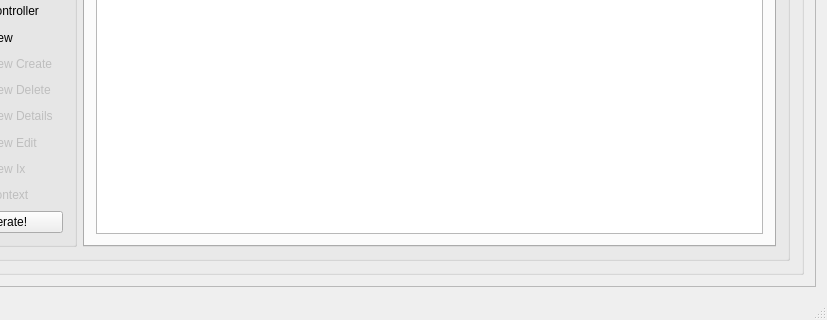
Old version of the form retek2.ui in the repository horvathzoltan/retek2; both pictures show x 533 to 1360 and y 381 to 701 of the 1360 by 701 pixel window.
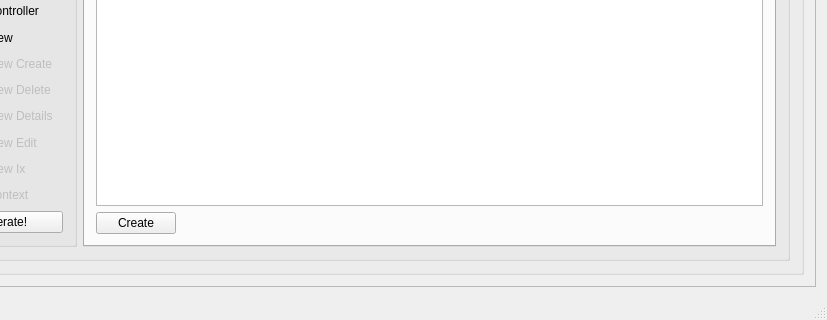
New version of the form.

The edit to the form file:
```diff
--- a/retek2.ui
+++ b/retek2.ui
@@ -31,8 +31,8 @@
         <rect>
          <x>0</x>
          <y>0</y>
-         <width>1326</width>
-         <height>677</height>
+         <width>1340</width>
+         <height>628</height>
         </rect>
        </property>
        <layout class="QGridLayout" name="gridLayout_2">
@@ -478,7 +478,27 @@
                  </attribute>
                  <layout class="QGridLayout" name="gridLayout_6">
                   <item row="0" column="0">
-                   <widget class="QTextEdit" name="textEdit"/>
+                   <widget class="QTextEdit" name="textEdit">
+                    <property name="sizePolicy">
+                     <sizepolicy hsizetype="Expanding" vsizetype="Expanding">
+                      <horstretch>0</horstretch>
+                      <verstretch>0</verstretch>
+                     </sizepolicy>
+                    </property>
+                   </widget>
+                  </item>
+                  <item row="1" column="0">
+                   <widget class="QPushButton" name="pushButton_2">
+                    <property name="sizePolicy">
+                     <sizepolicy hsizetype="Fixed" vsizetype="Fixed">
+                      <horstretch>0</horstretch>
+                      <verstretch>0</verstretch>
+                     </sizepolicy>
+                    </property>
+                    <property name="text">
+                     <string>Create</string>
+                    </property>
+                   </widget>
                   </item>
                  </layout>
                 </widget>
```
Left out of the diff: 23 changed lines with no effect on the pictures.
